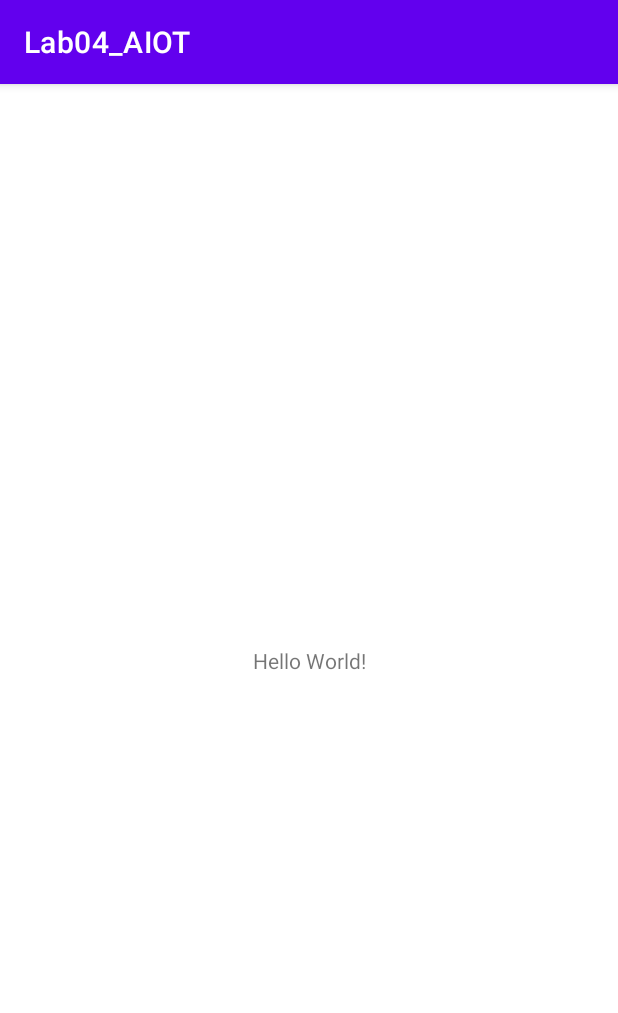
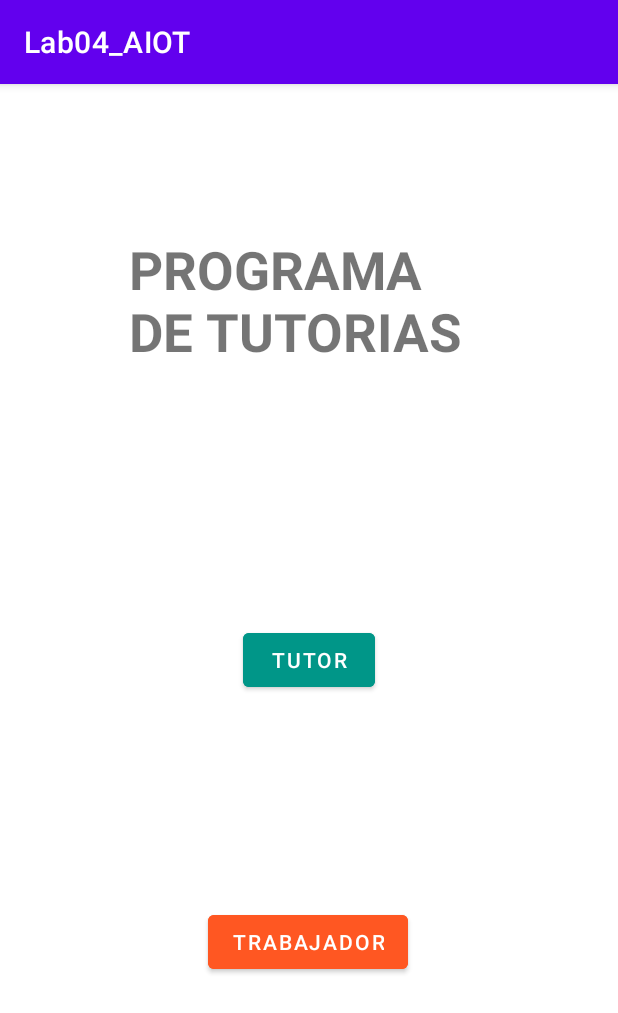
Before and after one commit to SebastianManriqueP/Lab04_20175947_20186098, an Android app: the screen it shows after launch (MainActivity), on a phone screen of 412 x 824 dp. Shown: the top 1013 px of the screen. Run offline under Robolectric (Android 15) with nearby library versions, the phone set to English and light mode, and no system bars.

Commit message:
Agre.botones en xml

```diff
--- a/app/src/main/AndroidManifest.xml
+++ b/app/src/main/AndroidManifest.xml
@@ -12,6 +12,12 @@
         android:theme="@style/Theme.Lab04_AIOT"
         tools:targetApi="31">
         <activity
+            android:name=".FlujoTrabajador"
+            android:exported="false" />
+        <activity
+            android:name=".FlujoTutor"
+            android:exported="false" />
+        <activity
             android:name=".MainActivity"
             android:exported="true">
             <intent-filter>
--- a/app/src/main/res/layout/activity_main.xml
+++ b/app/src/main/res/layout/activity_main.xml
@@ -7,12 +7,43 @@
     tools:context=".MainActivity">
 
     <TextView
+        android:id="@+id/textView"
+        android:layout_width="228dp"
+        android:layout_height="110dp"
+        android:layout_marginTop="100dp"
+        android:text="PROGRAMA DE TUTORIAS"
+        android:textSize="35sp"
+        android:textStyle="bold"
+        app:layout_constraintBottom_toBottomOf="parent"
+        app:layout_constraintEnd_toEndOf="parent"
+        app:layout_constraintHorizontal_bias="0.469"
+        app:layout_constraintStart_toStartOf="parent"
+        app:layout_constraintTop_toTopOf="parent"
+        app:layout_constraintVertical_bias="0.0" />
+
+    <Button
+        android:id="@+id/b_tutor"
         android:layout_width="wrap_content"
         android:layout_height="wrap_content"
-        android:text="Hello World!"
-        app:layout_constraintBottom_toBottomOf="parent"
+        android:layout_marginTop="150dp"
+        android:backgroundTint="#009688"
+        android:onClick="tutor"
+        android:text="Tutor"
         app:layout_constraintEnd_toEndOf="parent"
         app:layout_constraintStart_toStartOf="parent"
-        app:layout_constraintTop_toTopOf="parent" />
+        app:layout_constraintTop_toBottomOf="@+id/textView" />
+
+    <Button
+        android:id="@+id/b_trabajador"
+        android:layout_width="wrap_content"
+        android:layout_height="wrap_content"
+        android:layout_marginTop="140dp"
+        android:backgroundTint="#FF5722"
+        android:onClick="trabajador"
+        android:text="TRABAJADOR"
+        app:layout_constraintEnd_toEndOf="parent"
+        app:layout_constraintHorizontal_bias="0.498"
+        app:layout_constraintStart_toStartOf="parent"
+        app:layout_constraintTop_toBottomOf="@+id/b_tutor" />
 
 </androidx.constraintlayout.widget.ConstraintLayout>
```
Also changed, not shown: app/src/main/java/com/example/lab04_aiot/FlujoTrabajador.java (added, +14 -0 lines), app/src/main/java/com/example/lab04_aiot/FlujoTutor.java (added, +14 -0 lines), app/src/main/java/com/example/lab04_aiot/MainActivity.java (+13 -0 lines), app/src/main/res/layout/trabajador.xml (added, +42 -0 lines), app/src/main/res/layout/tutor.xml (added, +30 -0 lines).
